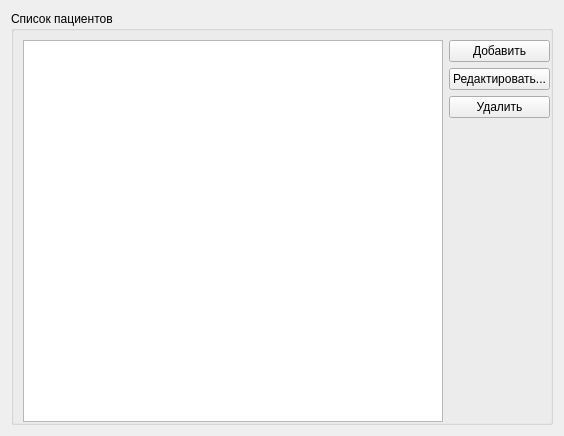
Qt form msystem/src/patients/mainpatientswidget.ui (megakoko/m-system) before a commit.
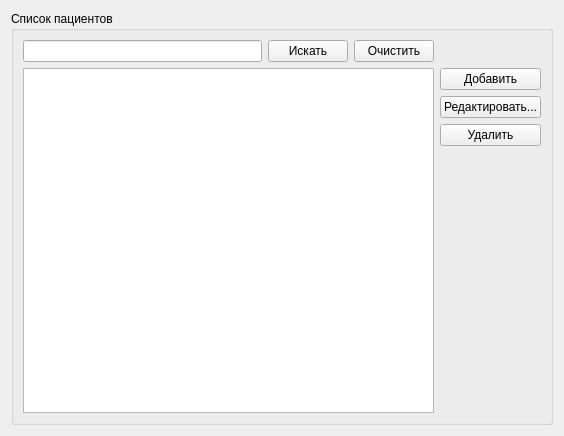
The same form after that commit.

Commit message: Добавил фильтр списка пациентов.

What changed in the file:
```diff
--- a/msystem/src/patients/mainpatientswidget.ui
+++ b/msystem/src/patients/mainpatientswidget.ui
@@ -19,30 +19,29 @@
      <property name="title">
       <string>Список пациентов</string>
      </property>
-     <layout class="QHBoxLayout" name="horizontalLayout">
-      <property name="rightMargin">
-       <number>0</number>
-      </property>
-      <property name="bottomMargin">
-       <number>0</number>
-      </property>
-      <item>
-       <widget class="QTableView" name="m_view">
-        <property name="selectionBehavior">
-         <enum>QAbstractItemView::SelectRows</enum>
-        </property>
-        <attribute name="horizontalHeaderHighlightSections">
-         <bool>false</bool>
-        </attribute>
-        <attribute name="verticalHeaderVisible">
-         <bool>false</bool>
-        </attribute>
-        <attribute name="verticalHeaderHighlightSections">
-         <bool>false</bool>
-        </attribute>
-       </widget>
+     <layout class="QGridLayout" name="gridLayout">
+      <item row="0" column="0">
+       <layout class="QHBoxLayout" name="horizontalLayout">
+        <item>
+         <widget class="QLineEdit" name="m_searchline"/>
+        </item>
+        <item>
+         <widget class="QPushButton" name="m_find">
+          <property name="text">
+           <string>Искать</string>
+          </property>
+         </widget>
+        </item>
+        <item>
+         <widget class="QPushButton" name="m_clear">
+          <property name="text">
+           <string>Очистить</string>
+          </property>
+         </widget>
+        </item>
+       </layout>
       </item>
-      <item>
+      <item row="1" column="1">
        <layout class="QVBoxLayout" name="verticalLayout">
         <item>
          <widget class="QPushButton" name="m_addPatient">
@@ -80,6 +79,22 @@
         </item>
        </layout>
       </item>
+      <item row="1" column="0">
+       <widget class="QTableView" name="m_view">
+        <property name="selectionBehavior">
+         <enum>QAbstractItemView::SelectRows</enum>
+        </property>
+        <attribute name="horizontalHeaderHighlightSections">
+         <bool>false</bool>
+        </attribute>
+        <attribute name="verticalHeaderVisible">
+         <bool>false</bool>
+        </attribute>
+        <attribute name="verticalHeaderHighlightSections">
+         <bool>false</bool>
+        </attribute>
+       </widget>
+      </item>
      </layout>
     </widget>
    </item>
```
The commit also changes 2 other files.
